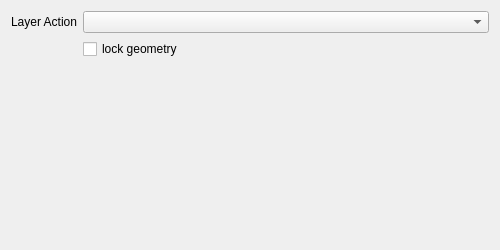
Old version of the form qfieldsync/ui/map_layer_config_widget.ui in the repository opengisch/qfieldsync.
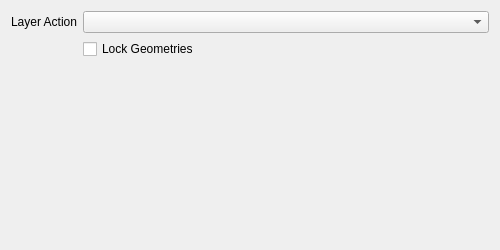
New version of the form.

Commit message: Capitalize and pluralize "Lock Geometries" string

Patch:
```diff
--- a/qfieldsync/ui/map_layer_config_widget.ui
+++ b/qfieldsync/ui/map_layer_config_widget.ui
@@ -37,7 +37,7 @@
       <string>When enabled, this option disables adding and deleting features, as well as modifying the geometries of existing features.</string>
      </property>
      <property name="text">
-      <string>lock geometry</string>
+      <string>Lock Geometries</string>
      </property>
     </widget>
    </item>
```
The commit also changes 1 other file.
